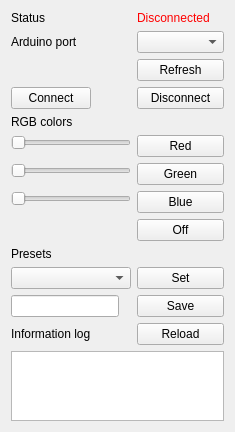
Qt form qt/RGBController/controllerwindow.ui (daniel-Jones/RGB-Controller) before a commit.
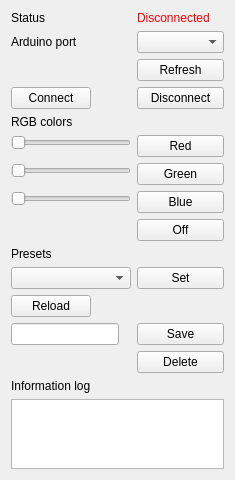
The same form after that commit.

Commit message: Added the ability to delete presets, removed the hardcoded preset file location - that was dumb on my behalf.

What changed in the file:
```diff
--- a/qt/RGBController/controllerwindow.ui
+++ b/qt/RGBController/controllerwindow.ui
@@ -10,7 +10,7 @@
     <x>0</x>
     <y>0</y>
     <width>235</width>
-    <height>402</height>
+    <height>428</height>
    </rect>
   </property>
   <property name="windowTitle">
@@ -177,7 +177,7 @@
       </property>
      </widget>
     </item>
-    <item row="12" column="0">
+    <item row="14" column="0">
      <widget class="QLabel" name="info_log_label">
       <property name="text">
        <string>Information log</string>
@@ -201,26 +201,33 @@
       </property>
      </widget>
     </item>
-    <item row="13" column="0" colspan="2">
+    <item row="15" column="0" colspan="2">
      <widget class="QTextEdit" name="info_log_textarea"/>
     </item>
-    <item row="11" column="0">
+    <item row="12" column="0">
      <widget class="QLineEdit" name="preset_name_textbox"/>
     </item>
     <item row="12" column="1">
-     <widget class="QPushButton" name="reload_preset_button">
-      <property name="text">
-       <string>Reload</string>
-      </property>
-     </widget>
-    </item>
-    <item row="11" column="1">
      <widget class="QPushButton" name="preset_save_button">
       <property name="text">
        <string>Save</string>
       </property>
      </widget>
     </item>
+    <item row="13" column="1">
+     <widget class="QPushButton" name="preset_delete_button">
+      <property name="text">
+       <string>Delete</string>
+      </property>
+     </widget>
+    </item>
+    <item row="11" column="0">
+     <widget class="QPushButton" name="reload_preset_button">
+      <property name="text">
+       <string>Reload</string>
+      </property>
+     </widget>
+    </item>
    </layout>
   </widget>
  </widget>
```
The commit also changes 9 other files.
